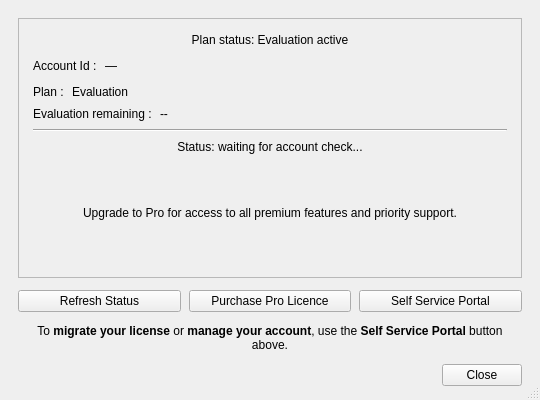
keshavbhatt/glate-ng, file src/accountdialog.ui: the form before one commit.
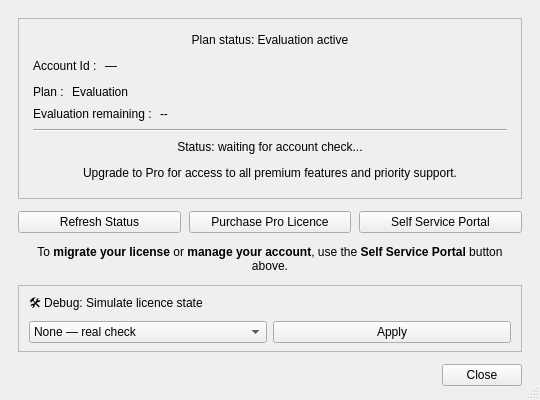
The form after the commit. Icons and pictures are not drawn.

Commit message: feat: add debug simulation panel for license state in AccountDialog

Diff of the .ui file:
```diff
--- a/src/accountdialog.ui
+++ b/src/accountdialog.ui
@@ -312,6 +312,82 @@
     </widget>
    </item>
 
+   <!-- ── Debug simulation panel (hidden in Release by accountdialog.cpp) ── -->
+   <item>
+    <widget class="QFrame" name="debugFrame">
+     <property name="frameShape">
+      <enum>QFrame::Shape::StyledPanel</enum>
+     </property>
+     <property name="frameShadow">
+      <enum>QFrame::Shadow::Plain</enum>
+     </property>
+     <layout class="QVBoxLayout" name="debugLayout">
+      <property name="spacing">
+       <number>6</number>
+      </property>
+      <property name="leftMargin">
+       <number>10</number>
+      </property>
+      <property name="topMargin">
+       <number>8</number>
+      </property>
+      <property name="rightMargin">
+       <number>10</number>
+      </property>
+      <property name="bottomMargin">
+       <number>8</number>
+      </property>
+      <item>
+       <widget class="QLabel" name="debugTitleLabel">
+        <property name="text">
+         <string>🛠 Debug: Simulate licence state</string>
+        </property>
+       </widget>
+      </item>
+      <item>
+       <layout class="QHBoxLayout" name="debugControlRow">
+        <item>
+         <widget class="QComboBox" name="debugStateCombo">
+          <item>
+           <property name="text">
+            <string>None — real check</string>
+           </property>
+          </item>
+          <item>
+           <property name="text">
+            <string>Pro (365 days remaining)</string>
+           </property>
+          </item>
+          <item>
+           <property name="text">
+            <string>Evaluation active (7 days)</string>
+           </property>
+          </item>
+          <item>
+           <property name="text">
+            <string>Evaluation expired — Free tier</string>
+           </property>
+          </item>
+          <item>
+           <property name="text">
+            <string>Network error (cached state)</string>
+           </property>
+          </item>
+         </widget>
+        </item>
+        <item>
+         <widget class="QPushButton" name="debugApplyBtn">
+          <property name="text">
+           <string>Apply</string>
+          </property>
+         </widget>
+        </item>
+       </layout>
+      </item>
+     </layout>
+    </widget>
+   </item>
+
    <!-- ── Bottom row: close ──────────────────────────────────────────── -->
    <item>
     <layout class="QHBoxLayout" name="bottomRow">
```
The commit also changes 3 other files.
